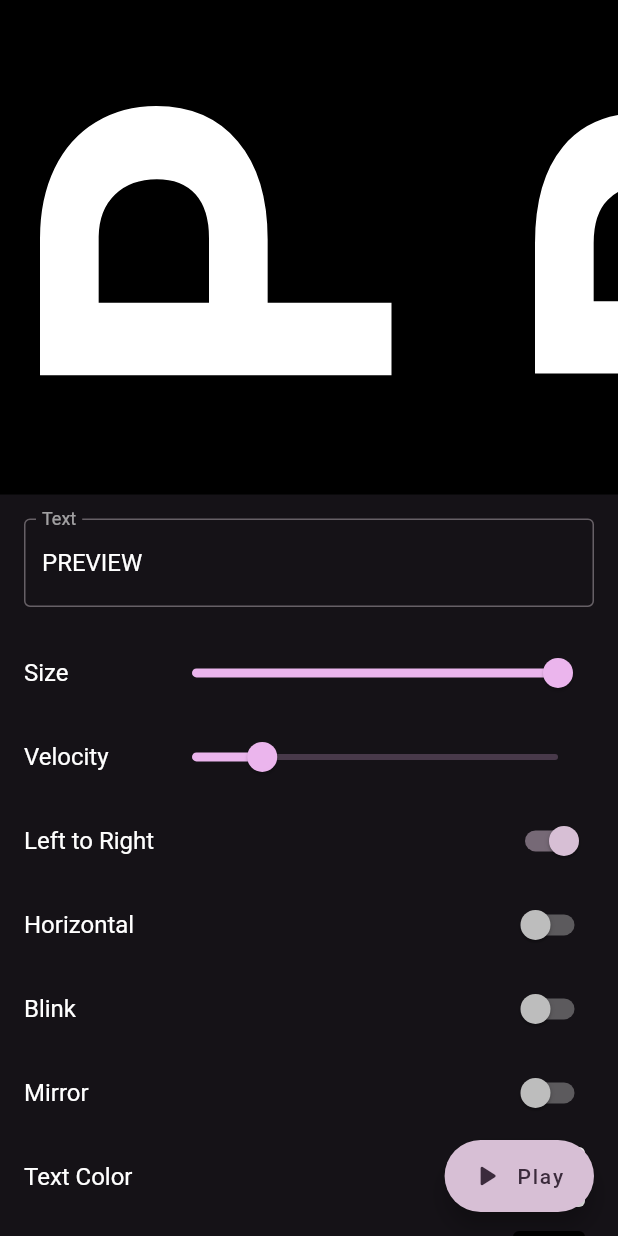
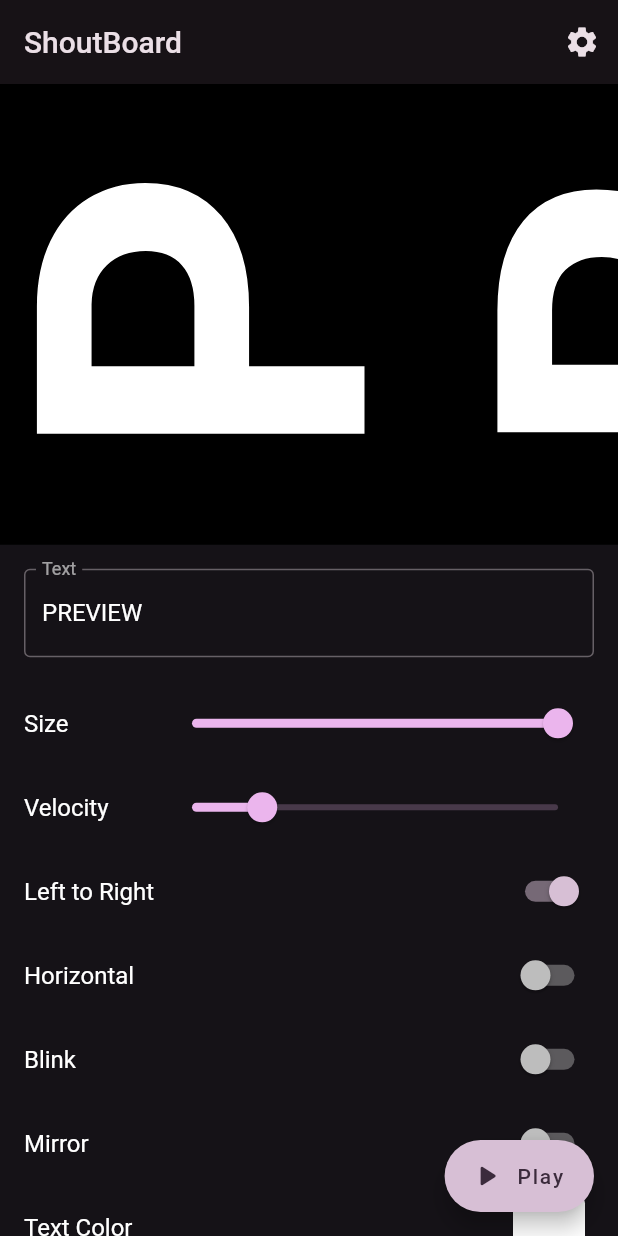
Before and after one commit to reza00farjam/shout-board, a Flutter app: the screen it shows after launch, after a tap on "Horizontal", on a phone screen of 412 x 824 dp. Run offline on Flutter 3.47's test engine with Material 3 defaults, Android fonts, the phone set to English and light mode, and no system bars; our stand-ins replace flutter_colorpicker, freezed_annotation, go_router, shared_preferences; missing offline and left inert: marqueer.

```diff
--- a/lib/routing/router.dart
+++ b/lib/routing/router.dart
@@ -5,6 +5,7 @@ import '../ui/home/view_model/home_viewmodel.dart';
 import '../ui/home/widgets/home_screen.dart';
 import '../ui/marquee/view_model/marquee_viewmodel.dart';
 import '../ui/marquee/widgets/marquee_screen.dart';
+import '../ui/settings/widgets/settings_screen.dart';
 import 'routes.dart';
 
 /// `router` as a function is preferred over being top-level variable because it
@@ -24,9 +25,13 @@ GoRouter router() {
         routes: [
           GoRoute(
             path: Routes.marquee,
-            builder: (context, __) => MarqueeScreen(
+            builder: (context, _) => MarqueeScreen(
               viewModel: MarqueeViewModel(marqueeRepository: context.read()),
             ),
+          ),
+          GoRoute(
+            path: Routes.settings,
+            builder: (_, __) => const SettingsScreen(),
           ),
         ],
       ),
--- a/lib/routing/routes.dart
+++ b/lib/routing/routes.dart
@@ -1,4 +1,5 @@
 abstract final class Routes {
   static const home = '/';
   static const marquee = '/marquee';
+  static const settings = '/settings';
 }
--- a/lib/ui/home/widgets/home_screen.dart
+++ b/lib/ui/home/widgets/home_screen.dart
@@ -36,6 +36,15 @@ class HomeScreen extends StatelessWidget {
 
         return Scaffold(
           resizeToAvoidBottomInset: false,
+          appBar: AppBar(
+            title: const Text('ShoutBoard'),
+            actions: [
+              IconButton(
+                icon: const Icon(Icons.settings),
+                onPressed: () => context.push(Routes.settings),
+              ),
+            ],
+          ),
           floatingActionButton: FloatingActionButton.extended(
             label: const Text('Play'),
             icon: const Icon(Icons.play_arrow_rounded),
```
Also changed, not shown: lib/ui/settings/widgets/settings_screen.dart (added, +15 -0 lines).
